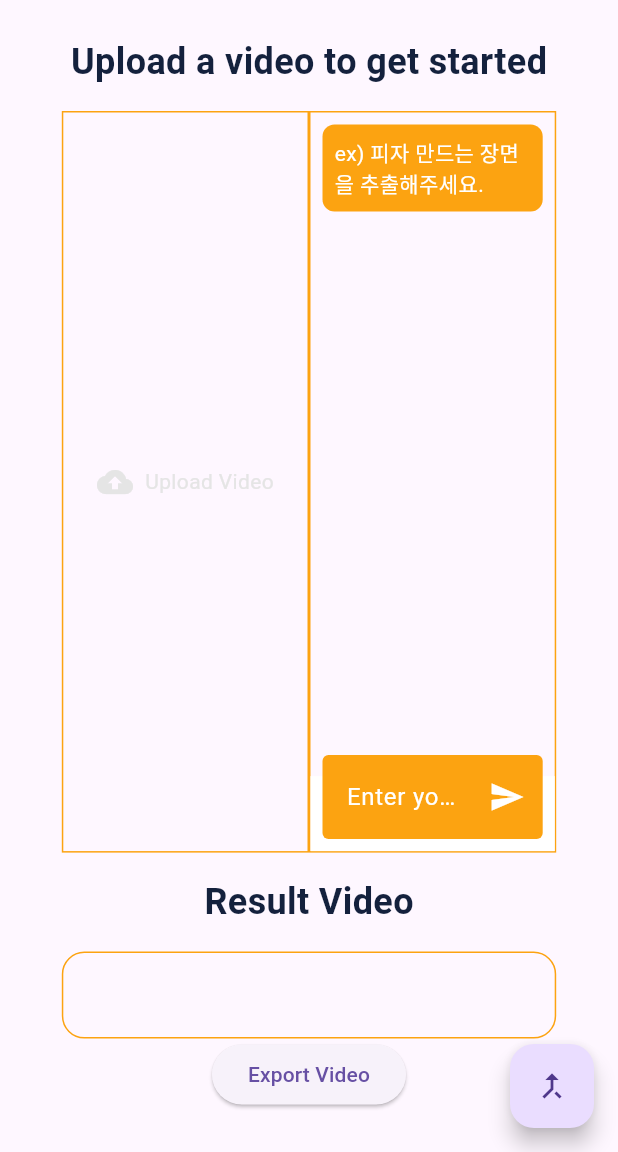
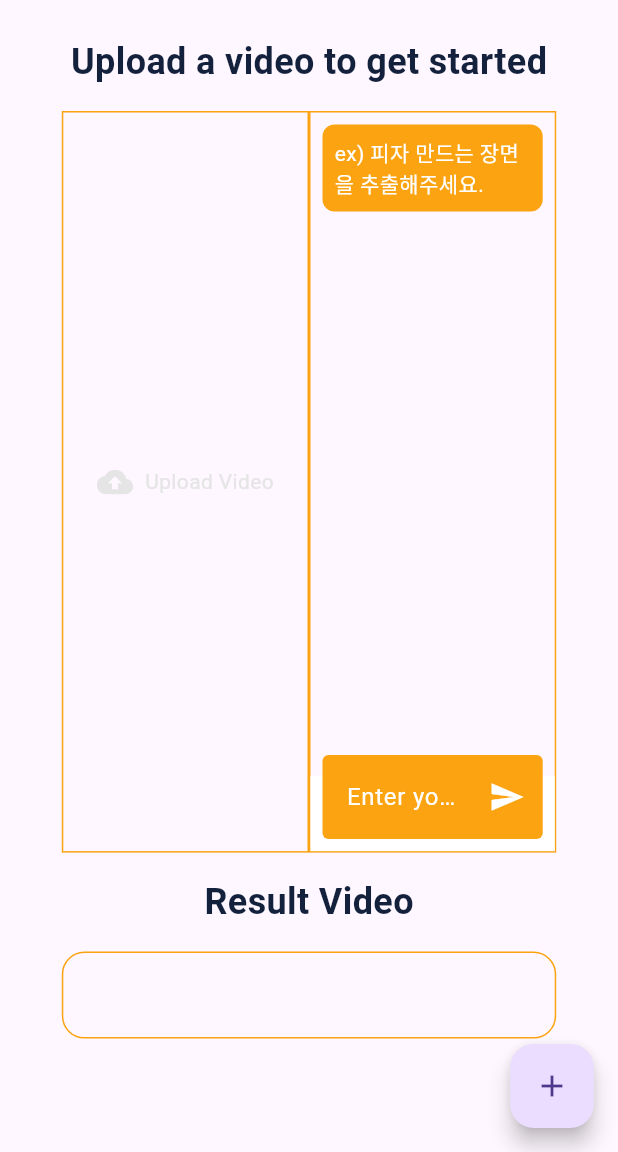
Before and after one commit to rlaminseok0824/Video_Moment_Search, a Flutter app: the WebHomePage screen opened directly, on a phone screen of 412 x 824 dp, the part 84-1236 px from its top. Run offline on Flutter 3.47's test engine with Material 3 defaults, Android fonts, the phone set to English and light mode, and no system bars; our stand-ins replace chewie, cross_file, file_picker, image_picker, video_player; missing offline and left inert: dart:html, dart:js, ffmpeg_wasm, file_saver, universal_html.

Commit message:
ADD: floatingactionbuttons w/ upload, merge, export videos

```diff
--- /dev/null
+++ b/lib/web/widgets/floating_action_button.dart
@@ -0,0 +1,107 @@
+import 'package:flutter/material.dart';
+
+class CustomFloatingActionButton extends StatefulWidget {
+  const CustomFloatingActionButton(
+      {super.key,
+      required this.onDownloadPressed,
+      required this.onMergePressed,
+      required this.onUploadPressed});
+
+  final Function onDownloadPressed;
+  final Function onMergePressed;
+  final Function onUploadPressed;
+
+  @override
+  State<CustomFloatingActionButton> createState() =>
+      _CustomFloatingActionButtonState();
+}
+
+class _CustomFloatingActionButtonState extends State<CustomFloatingActionButton>
+    with SingleTickerProviderStateMixin {
+  bool _isExpanded = false;
+
+  @override
+  void initState() {
+    super.initState();
+  }
+
+  void _toggleExpansion() {
+    setState(() {
+      _isExpanded = !_isExpanded;
+    });
+  }
+
+  @override
+  Widget build(BuildContext context) {
+    return Column(
+      mainAxisAlignment: MainAxisAlignment.end,
+      crossAxisAlignment: CrossAxisAlignment.end,
+      children: [
+        if (_isExpanded)
+          Column(
+            mainAxisAlignment: MainAxisAlignment.center,
+            children: [
+              Container(
+                padding: const EdgeInsets.only(bottom: 10),
+                child: SizedBox(
+                  width: 56,
+                  height: 56,
+                  child: FloatingActionButton(
+                    heroTag: null,
+                    onPressed: () async {
+                      await widget.onUploadPressed();
+                    },
+                    tooltip: "Upload Video",
+                    child: const Icon(Icons.upload),
+                  ),
+                ),
+              ),
+              Container(
+                padding: const EdgeInsets.only(bottom: 10),
+                child: SizedBox(
+                  width: 56,
+                  height: 56,
+                  child: FloatingActionButton(
+                    heroTag: null,
+                    onPressed: () async {
+                      await widget.onMergePressed();
+                    },
+                    tooltip: "Merge Selected Video",
+                    child: const Icon(Icons.merge),
+                  ),
+                ),
+              ),
+              Container(
+                padding: const EdgeInsets.only(bottom: 10),
+                child: SizedBox(
+                  width: 56,
+                  height: 56,
+                  child: FloatingActionButton(
+                    heroTag: null,
+                    onPressed: () async {
+                      await widget.onDownloadPressed();
+                    },
+                    tooltip: "export Video",
+                    child: const Icon(Icons.download),
+                  ),
+                ),
+              ),
+            ],
+          ),
+        Container(
+          alignment: Alignment.bottomRight,
+          child: SizedBox(
+            width: 56,
+            height: 56,
+            child: FittedBox(
+              child: FloatingActionButton(
+                onPressed: _toggleExpansion,
+                child: Icon(_isExpanded ? Icons.close : Icons.add),
+              ),
+            ),
+          ),
+        ),
+      ],
+    );
+  }
+}
--- a/lib/web/widgets/result_page.dart
+++ b/lib/web/widgets/result_page.dart
@@ -5,10 +5,14 @@
 
 class ResultPage extends StatefulWidget {
   const ResultPage(
-      {super.key, required this.width, required this.semiResultControllers});
+      {super.key,
+      required this.width,
+      required this.semiResultControllers,
+      required this.onSelectedIndices});
 
   final double width;
   final List<VideoPlayerController> semiResultControllers;
+  final Function(List<int>) onSelectedIndices;
 
   @override
   State<ResultPage> createState() => _ResultPageState();
@@ -84,6 +88,7 @@
                                   } else {
                                     _selectedIndices.add(index);
                                   }
+                                  widget.onSelectedIndices(_selectedIndices);
                                 });
                               },
                               child: Container(
```
Also changed, not shown: lib/web/web_home_page.dart (+34 -17 lines).
